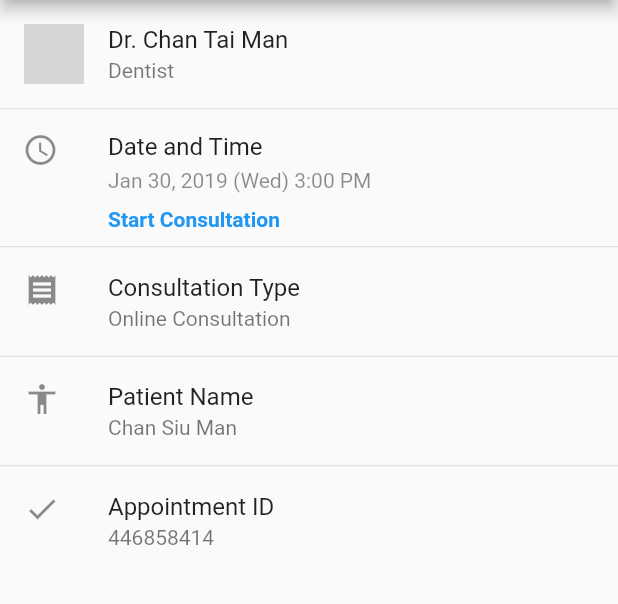
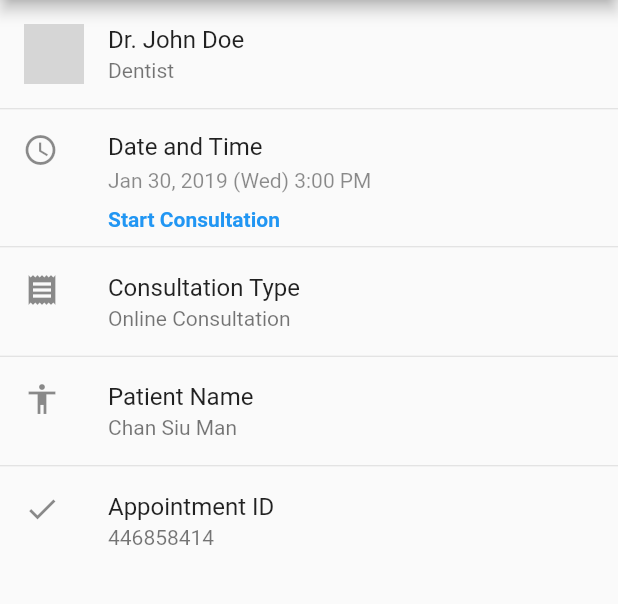
Before and after one commit to caxerx/DocSearch-FlutterApp, a Flutter app: the OnlineAppointmentDetails screen opened directly, on a phone screen of 412 x 824 dp, the part 84-688 px from its top. Run offline on Flutter 3.47's test engine with Material 2 defaults, Android fonts, the phone set to English and light mode, and no system bars; our stand-ins replace qr_flutter; missing offline and left inert: flutter_nfc_reader; network calls fail; grey boxes are pictures that could not be loaded.

Commit message:
great upgrade :D

```diff
--- a/lib/widget/ClinicAppointmentDetails.dart
+++ b/lib/widget/ClinicAppointmentDetails.dart
@@ -229,7 +229,9 @@ class ClinicAppointmentDetails extends StatelessWidget {
                         GestureDetector(
                           child: Padding(
                             padding: EdgeInsets.all(2),
-                            child: Icon(Icons.close),
+                            child: GestureDetector(
+                                child: Icon(Icons.close),
+                                onTap: () => Navigator.pop(context)),
                           ),
                         )
                       ],
--- a/lib/widget/OnlineAppointmentDetails.dart
+++ b/lib/widget/OnlineAppointmentDetails.dart
@@ -14,7 +14,7 @@ class OnlineAppointmentDetails extends StatelessWidget {
               backgroundImage: NetworkImage(
                   "http://demo.solwininfotech.com/wordpress/veriyas-pro/wp-content/uploads/2016/05/John-Doe.jpg"),
             ),
-            title: Text("Dr. Chan Tai Man"),
+            title: Text("Dr. John Doe"),
             subtitle: Text("Dentist"),
           ),
           Divider(
```
